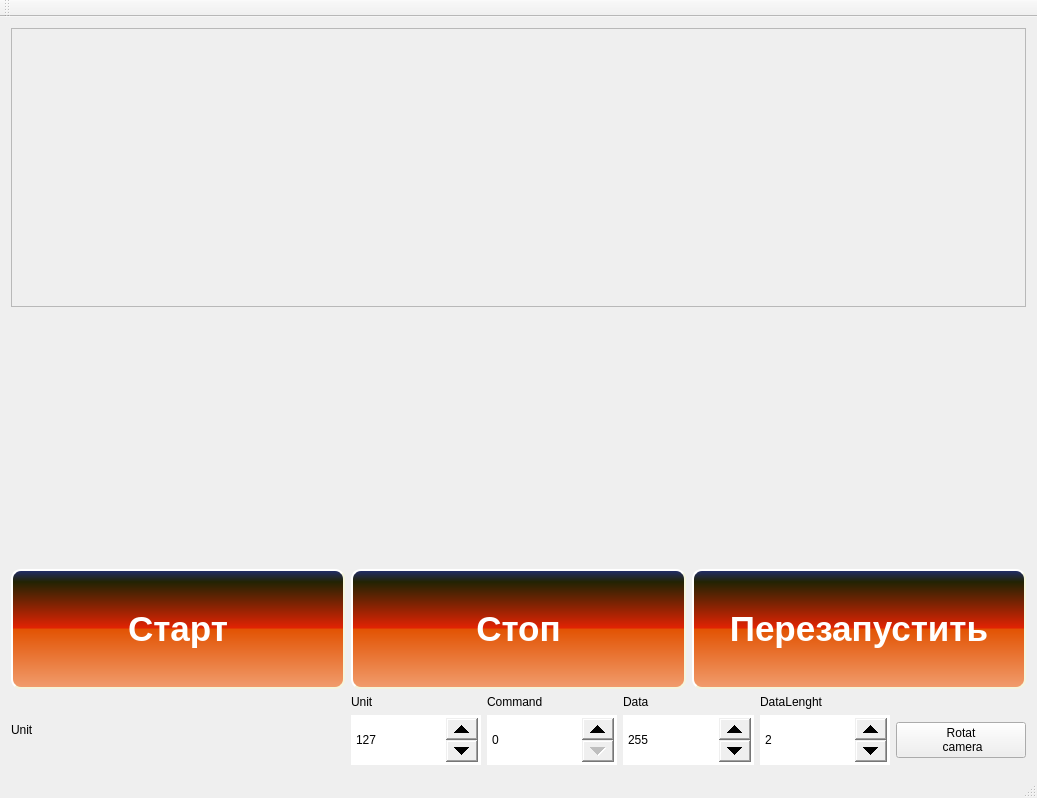
This is mainwindow.ui in andreyshmelev/strength-test-with-camera-and-qcustomplot as Qt 5 draws it before an edit. The edited form follows.
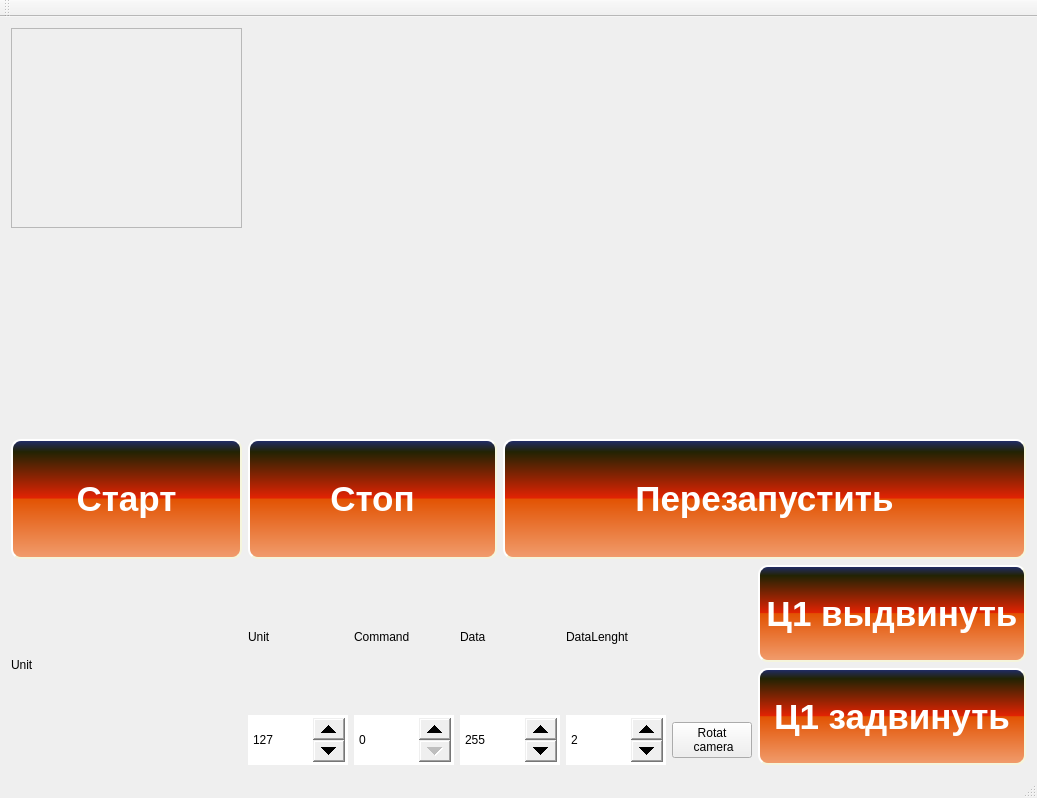
This is the edited form. Custom widgets are drawn as their Qt base class.

```diff
--- a/mainwindow.ui
+++ b/mainwindow.ui
@@ -27,7 +27,251 @@
 }</string>
   </property>
   <widget class="QWidget" name="centralWidget">
-   <layout class="QGridLayout" name="gridLayout_2">
+   <layout class="QGridLayout" name="gridLayout_3">
+    <item row="0" column="0">
+     <widget class="QScrollArea" name="scrollArea">
+      <property name="widgetResizable">
+       <bool>true</bool>
+      </property>
+      <widget class="QWidget" name="scrollAreaWidgetContents">
+       <property name="geometry">
+        <rect>
+         <x>0</x>
+         <y>0</y>
+         <width>200</width>
+         <height>188</height>
+        </rect>
+       </property>
+      </widget>
+     </widget>
+    </item>
+    <item row="1" column="0" colspan="2">
+     <widget class="QCustomPlot" name="customPlot" native="true">
+      <property name="sizePolicy">
+       <sizepolicy hsizetype="Preferred" vsizetype="Expanding">
+        <horstretch>0</horstretch>
+        <verstretch>0</verstretch>
+       </sizepolicy>
+      </property>
+      <property name="maximumSize">
+       <size>
+        <width>16777215</width>
+        <height>250</height>
+       </size>
+      </property>
+     </widget>
+    </item>
+    <item row="1" column="2" colspan="2">
+     <widget class="QCustomPlot" name="customPlot_2" native="true">
+      <property name="sizePolicy">
+       <sizepolicy hsizetype="Preferred" vsizetype="Expanding">
+        <horstretch>0</horstretch>
+        <verstretch>0</verstretch>
+       </sizepolicy>
+      </property>
+      <property name="maximumSize">
+       <size>
+        <width>16777215</width>
+        <height>250</height>
+       </size>
+      </property>
+     </widget>
+    </item>
+    <item row="2" column="0">
+     <widget class="QPushButton" name="startButton">
+      <property name="sizePolicy">
+       <sizepolicy hsizetype="Minimum" vsizetype="Expanding">
+        <horstretch>0</horstretch>
+        <verstretch>0</verstretch>
+       </sizepolicy>
+      </property>
+      <property name="maximumSize">
+       <size>
+        <width>16777215</width>
+        <height>120</height>
+       </size>
+      </property>
+      <property name="font">
+       <font>
+        <pointsize>-1</pointsize>
+        <weight>75</weight>
+        <italic>false</italic>
+        <bold>true</bold>
+       </font>
+      </property>
+      <property name="styleSheet">
+       <string notr="true">QPushButton 
+{
+background-color: QLinearGradient( x1: 0, y1: 0, x2: 0, y2: 1, stop: 0 #212D6E, stop: 0.1 #222303, stop: 0.49 #E22303, stop: 0.5 #E25303, stop: 1 #F19D6E);
+
+
+    border-style: outset;
+    border-width: 2px;
+    border-radius: 10px;
+    border-color: beige;
+    font: bold 35px; color: white;
+    padding: 6px;
+}
+
+
+
+QPushButton:disabled 
+{
+background-color: qlineargradient(spread:pad, x1:0, y1:0, x2:1, y2:0, stop:0 rgba(226,83,3, 70), stop:1 rgba(226,83,3, 70));
+    border-style: outset;
+    border-width: 2px;
+    border-radius: 10px;
+    border-color: beige;
+    font: bold 35px; color: white;
+    padding: 6px;
+}
+
+QPushButton:pressed 
+{
+background-color: qlineargradient(spread:pad, x1:0, y1:0, x2:0, y2:1, stop:0 rgba(0xe2,0x3c,0x03, 255), stop:1 rgba(226,83,3, 255));
+    border-style: outset;
+    border-width: 2px;
+    border-radius: 10px;
+    border-color: beige;
+    font: bold 35px; color: white;
+    padding: 6px;
+}</string>
+      </property>
+      <property name="text">
+       <string>Старт</string>
+      </property>
+     </widget>
+    </item>
+    <item row="2" column="1">
+     <widget class="QPushButton" name="stopbutton">
+      <property name="sizePolicy">
+       <sizepolicy hsizetype="Minimum" vsizetype="Expanding">
+        <horstretch>0</horstretch>
+        <verstretch>0</verstretch>
+       </sizepolicy>
+      </property>
+      <property name="maximumSize">
+       <size>
+        <width>16777215</width>
+        <height>120</height>
+       </size>
+      </property>
+      <property name="font">
+       <font>
+        <pointsize>-1</pointsize>
+        <weight>75</weight>
+        <italic>false</italic>
+        <bold>true</bold>
+       </font>
+      </property>
+      <property name="styleSheet">
+       <string notr="true">QPushButton 
+{
+background-color: QLinearGradient( x1: 0, y1: 0, x2: 0, y2: 1, stop: 0 #212D6E, stop: 0.1 #222303, stop: 0.49 #E22303, stop: 0.5 #E25303, stop: 1 #F19D6E);
+
+
+    border-style: outset;
+    border-width: 2px;
+    border-radius: 10px;
+    border-color: beige;
+    font: bold 35px; color: white;
+    padding: 6px;
+}
+
+
+
+QPushButton:disabled 
+{
+background-color: qlineargradient(spread:pad, x1:0, y1:0, x2:1, y2:0, stop:0 rgba(226,83,3, 70), stop:1 rgba(226,83,3, 70));
+    border-style: outset;
+    border-width: 2px;
+    border-radius: 10px;
+    border-color: beige;
+    font: bold 35px; color: white;
+    padding: 6px;
+}
+
+QPushButton:pressed 
+{
+background-color: qlineargradient(spread:pad, x1:0, y1:0, x2:0, y2:1, stop:0 rgba(0xe2,0x3c,0x03, 255), stop:1 rgba(226,83,3, 255));
+    border-style: outset;
+    border-width: 2px;
+    border-radius: 10px;
+    border-color: beige;
+    font: bold 35px; color: white;
+    padding: 6px;
+}</string>
+      </property>
+      <property name="text">
+       <string>Стоп</string>
+      </property>
+     </widget>
+    </item>
+    <item row="2" column="2" colspan="2">
+     <widget class="QPushButton" name="restartbutton">
+      <property name="sizePolicy">
+       <sizepolicy hsizetype="Minimum" vsizetype="Expanding">
+        <horstretch>0</horstretch>
+        <verstretch>0</verstretch>
+       </sizepolicy>
+      </property>
+      <property name="maximumSize">
+       <size>
+        <width>16777215</width>
+        <height>120</height>
+       </size>
+      </property>
+      <property name="font">
+       <font>
+        <pointsize>-1</pointsize>
+        <weight>75</weight>
+        <italic>false</italic>
+        <bold>true</bold>
+       </font>
+      </property>
+      <property name="styleSheet">
+       <string notr="true">QPushButton 
+{
+background-color: QLinearGradient( x1: 0, y1: 0, x2: 0, y2: 1, stop: 0 #212D6E, stop: 0.1 #222303, stop: 0.49 #E22303, stop: 0.5 #E25303, stop: 1 #F19D6E);
+
+
+    border-style: outset;
+    border-width: 2px;
+    border-radius: 10px;
+    border-color: beige;
+    font: bold 35px; color: white;
+    padding: 6px;
+}
+
+
+
+QPushButton:disabled 
+{
+background-color: qlineargradient(spread:pad, x1:0, y1:0, x2:1, y2:0, stop:0 rgba(226,83,3, 70), stop:1 rgba(226,83,3, 70));
+    border-style: outset;
+    border-width: 2px;
+    border-radius: 10px;
+    border-color: beige;
+    font: bold 35px; color: white;
+    padding: 6px;
+}
+
+QPushButton:pressed 
+{
+background-color: qlineargradient(spread:pad, x1:0, y1:0, x2:0, y2:1, stop:0 rgba(0xe2,0x3c,0x03, 255), stop:1 rgba(226,83,3, 255));
+    border-style: outset;
+    border-width: 2px;
+    border-radius: 10px;
+    border-color: beige;
+    font: bold 35px; color: white;
+    padding: 6px;
+}</string>
+      </property>
+      <property name="text">
+       <string>Перезапустить</string>
+      </property>
+     </widget>
+    </item>
     <item row="3" column="0">
      <widget class="QLabel" name="message">
       <property name="text">
@@ -166,58 +410,11 @@
       </item>
      </layout>
     </item>
-    <item row="1" column="0" colspan="2">
-     <widget class="QCustomPlot" name="customPlot" native="true">
+    <item row="3" column="3">
+     <layout class="QGridLayout" name="gridLayout_2">
+      <item row="0" column="0">
+       <widget class="QPushButton" name="cyl1forward">
       <property name="sizePolicy">
-       <sizepolicy hsizetype="Preferred" vsizetype="Expanding">
-        <horstretch>0</horstretch>
-        <verstretch>0</verstretch>
-       </sizepolicy>
-      </property>
-      <property name="maximumSize">
-       <size>
-        <width>16777215</width>
-        <height>250</height>
-       </size>
-      </property>
-     </widget>
-    </item>
-    <item row="1" column="2">
-     <widget class="QCustomPlot" name="customPlot_2" native="true">
-      <property name="sizePolicy">
-       <sizepolicy hsizetype="Preferred" vsizetype="Expanding">
-        <horstretch>0</horstretch>
-        <verstretch>0</verstretch>
-       </sizepolicy>
-      </property>
-      <property name="maximumSize">
-       <size>
-        <width>16777215</width>
-        <height>250</height>
-       </size>
-      </property>
-     </widget>
-    </item>
-    <item row="0" column="0" colspan="3">
-     <widget class="QScrollArea" name="scrollArea">
-      <property name="widgetResizable">
-       <bool>true</bool>
-      </property>
-      <widget class="QWidget" name="scrollAreaWidgetContents">
-       <property name="geometry">
-        <rect>
-         <x>0</x>
-         <y>0</y>
-         <width>1017</width>
-         <height>260</height>
-        </rect>
-       </property>
-      </widget>
-     </widget>
-    </item>
-    <item row="2" column="0">
-     <widget class="QPushButton" name="pushButton_2">
-      <property name="sizePolicy">
        <sizepolicy hsizetype="Minimum" vsizetype="Expanding">
         <horstretch>0</horstretch>
         <verstretch>0</verstretch>
@@ -276,12 +473,12 @@
 }</string>
       </property>
       <property name="text">
-       <string>Старт</string>
+         <string>Ц1 выдвинуть</string>
       </property>
      </widget>
     </item>
-    <item row="2" column="1">
-     <widget class="QPushButton" name="pushButton_3">
+      <item row="1" column="0">
+       <widget class="QPushButton" name="cyl1backward">
       <property name="sizePolicy">
        <sizepolicy hsizetype="Minimum" vsizetype="Expanding">
         <horstretch>0</horstretch>
@@ -341,74 +538,11 @@
 }</string>
       </property>
       <property name="text">
-       <string>Стоп</string>
+         <string>Ц1 задвинуть</string>
       </property>
      </widget>
     </item>
-    <item row="2" column="2">
-     <widget class="QPushButton" name="pushButton_4">
-      <property name="sizePolicy">
-       <sizepolicy hsizetype="Minimum" vsizetype="Expanding">
-        <horstretch>0</horstretch>
-        <verstretch>0</verstretch>
-       </sizepolicy>
-      </property>
-      <property name="maximumSize">
-       <size>
-        <width>16777215</width>
-        <height>120</height>
-       </size>
-      </property>
-      <property name="font">
-       <font>
-        <pointsize>-1</pointsize>
-        <weight>75</weight>
-        <italic>false</italic>
-        <bold>true</bold>
-       </font>
-      </property>
-      <property name="styleSheet">
-       <string notr="true">QPushButton 
-{
-background-color: QLinearGradient( x1: 0, y1: 0, x2: 0, y2: 1, stop: 0 #212D6E, stop: 0.1 #222303, stop: 0.49 #E22303, stop: 0.5 #E25303, stop: 1 #F19D6E);
-
-
-    border-style: outset;
-    border-width: 2px;
-    border-radius: 10px;
-    border-color: beige;
-    font: bold 35px; color: white;
-    padding: 6px;
-}
-
-
-
-QPushButton:disabled 
-{
-background-color: qlineargradient(spread:pad, x1:0, y1:0, x2:1, y2:0, stop:0 rgba(226,83,3, 70), stop:1 rgba(226,83,3, 70));
-    border-style: outset;
-    border-width: 2px;
-    border-radius: 10px;
-    border-color: beige;
-    font: bold 35px; color: white;
-    padding: 6px;
-}
-
-QPushButton:pressed 
-{
-background-color: qlineargradient(spread:pad, x1:0, y1:0, x2:0, y2:1, stop:0 rgba(0xe2,0x3c,0x03, 255), stop:1 rgba(226,83,3, 255));
-    border-style: outset;
-    border-width: 2px;
-    border-radius: 10px;
-    border-color: beige;
-    font: bold 35px; color: white;
-    padding: 6px;
-}</string>
-      </property>
-      <property name="text">
-       <string>Перезапустить</string>
-      </property>
-     </widget>
+     </layout>
     </item>
    </layout>
   </widget>
```
Left out of the diff: 2 changed lines with no effect on the pictures. Lines whose indentation alone changed are shown as unchanged.
